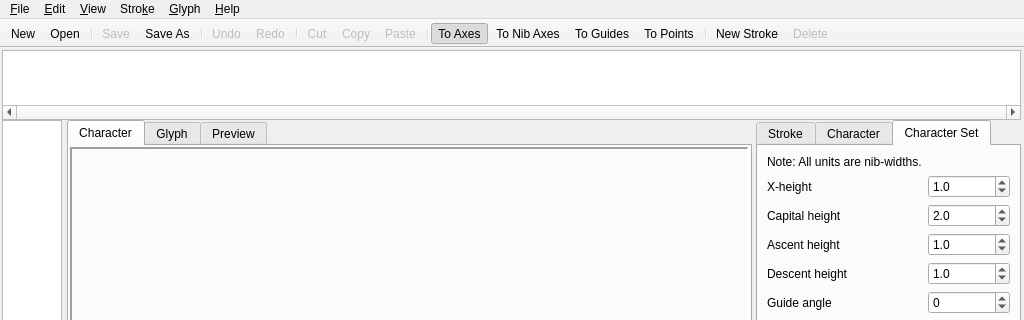
First picture: the form in pytalic2.ui, repository dsizzle/pytalic2, before the edit; both pictures show x 0 to 1024 and y 0 to 320 of the 1024 by 768 pixel window.
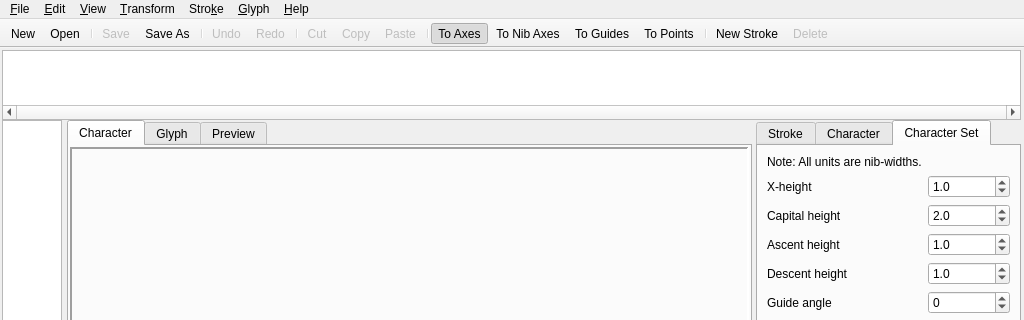
Second picture: the form after the edit. Icons and pictures are not drawn. Custom widgets are drawn as their Qt base class.

Commit message:
Moved Snap to Transform menu
prep for axis constrained movement

The edit to the form file:
```diff
--- a/pytalic2.ui
+++ b/pytalic2.ui
@@ -930,7 +930,7 @@
      <height>15</height>
     </rect>
    </property>
-   <widget class="QMenu" name="menuFile">
+   <widget class="QMenu" name="menu_File">
     <property name="title">
      <string>&amp;File</string>
     </property>
@@ -960,6 +960,17 @@
     <property name="title">
      <string>&amp;View</string>
     </property>
+    <addaction name="view_reset_origin"/>
+    <addaction name="view_reset_zoom"/>
+    <addaction name="separator"/>
+    <addaction name="view_guides"/>
+    <addaction name="view_nib_guides"/>
+    <addaction name="separator"/>
+   </widget>
+   <widget class="QMenu" name="menu_Transform">
+    <property name="title">
+     <string>&amp;Transform</string>
+    </property>
     <widget class="QMenu" name="menu_Snap">
      <property name="title">
       <string>&amp;Snap</string>
@@ -1010,9 +1021,10 @@
     </property>
     <addaction name="help_about"/>
    </widget>
-   <addaction name="menuFile"/>
+   <addaction name="menu_File"/>
    <addaction name="menu_Edit"/>
    <addaction name="menu_View"/>
+   <addaction name="menu_Transform"/>
    <addaction name="menu_Stroke"/>
    <addaction name="menu_Glyph"/>
    <addaction name="menu_Help"/>
```
Left out of the diff: 33 changed lines with no effect on the pictures. The commit also changes 3 other files.
